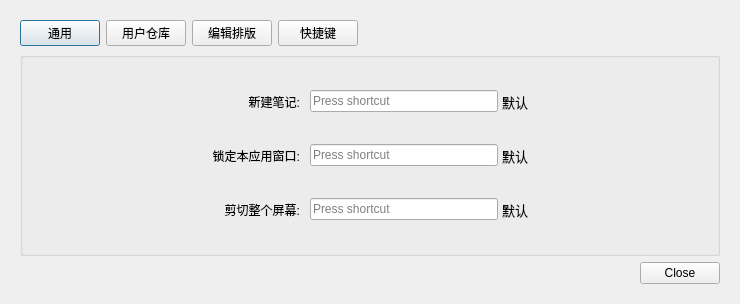
Gitnoter/Gitnoter, file views/settingdialog.ui: the form before one commit.
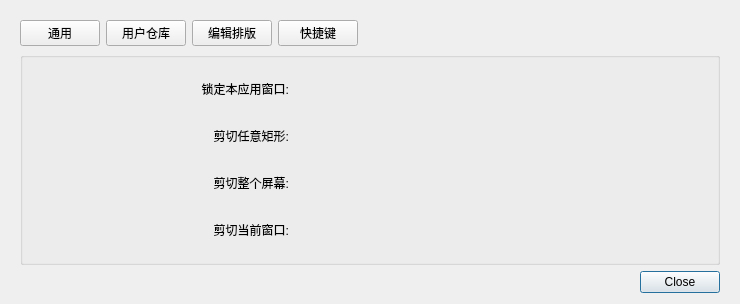
The form after the commit. Custom widgets are drawn as their Qt base class.

```diff
--- a/views/settingdialog.ui
+++ b/views/settingdialog.ui
@@ -20,12 +20,15 @@
    <item>
     <widget class="QWidget" name="widget_content" native="true">
      <layout class="QVBoxLayout" name="verticalLayout_2">
+      <property name="bottomMargin">
+       <number>0</number>
+      </property>
       <item>
        <layout class="QHBoxLayout" name="horizontalLayout">
         <item>
          <widget class="QPushButton" name="pushButton_general">
           <property name="focusPolicy">
-           <enum>Qt::TabFocus</enum>
+           <enum>Qt::NoFocus</enum>
           </property>
           <property name="text">
            <string>通用</string>
@@ -34,6 +37,9 @@
         </item>
         <item>
          <widget class="QPushButton" name="pushButton_accountRepo">
+          <property name="focusPolicy">
+           <enum>Qt::NoFocus</enum>
+          </property>
           <property name="text">
            <string>用户仓库</string>
           </property>
@@ -41,6 +47,9 @@
         </item>
         <item>
          <widget class="QPushButton" name="pushButton_edit">
+          <property name="focusPolicy">
+           <enum>Qt::NoFocus</enum>
+          </property>
           <property name="text">
            <string>编辑排版</string>
           </property>
@@ -48,6 +57,9 @@
         </item>
         <item>
          <widget class="QPushButton" name="pushButton_shortcuts">
+          <property name="focusPolicy">
+           <enum>Qt::NoFocus</enum>
+          </property>
           <property name="text">
            <string>快捷键</string>
           </property>
@@ -558,7 +570,7 @@
             <property name="title">
              <string/>
             </property>
-            <layout class="QHBoxLayout" name="horizontalLayout_8" stretch="0,0,0,0,0">
+            <layout class="QHBoxLayout" name="horizontalLayout_8" stretch="0,0,0,0">
              <property name="spacing">
               <number>0</number>
              </property>
@@ -590,24 +602,8 @@
              <item>
               <layout class="QVBoxLayout" name="verticalLayout_10">
                <property name="spacing">
-                <number>0</number>
+                <number>6</number>
                </property>
-               <item>
-                <widget class="QLabel" name="label_8">
-                 <property name="maximumSize">
-                  <size>
-                   <width>16777215</width>
-                   <height>21</height>
-                  </size>
-                 </property>
-                 <property name="text">
-                  <string>新建笔记:   </string>
-                 </property>
-                 <property name="alignment">
-                  <set>Qt::AlignRight|Qt::AlignTrailing|Qt::AlignVCenter</set>
-                 </property>
-                </widget>
-               </item>
                <item>
                 <widget class="QLabel" name="label_9">
                  <property name="maximumSize">
@@ -617,7 +613,23 @@
                   </size>
                  </property>
                  <property name="text">
-                  <string>锁定本应用窗口:   </string>
+                  <string>锁定本应用窗口:</string>
+                 </property>
+                 <property name="alignment">
+                  <set>Qt::AlignRight|Qt::AlignTrailing|Qt::AlignVCenter</set>
+                 </property>
+                </widget>
+               </item>
+               <item>
+                <widget class="QLabel" name="label_12">
+                 <property name="maximumSize">
+                  <size>
+                   <width>16777215</width>
+                   <height>21</height>
+                  </size>
+                 </property>
+                 <property name="text">
+                  <string>剪切任意矩形:</string>
                  </property>
                  <property name="alignment">
                   <set>Qt::AlignRight|Qt::AlignTrailing|Qt::AlignVCenter</set>
@@ -633,110 +645,92 @@
                   </size>
                  </property>
                  <property name="text">
-                  <string>剪切整个屏幕:   </string>
+                  <string>剪切整个屏幕:</string>
                  </property>
                  <property name="alignment">
                   <set>Qt::AlignRight|Qt::AlignTrailing|Qt::AlignVCenter</set>
                  </property>
                 </widget>
                </item>
-              </layout>
-             </item>
-             <item>
-              <layout class="QVBoxLayout" name="verticalLayout_9">
-               <property name="spacing">
-                <number>0</number>
-               </property>
-               <property name="topMargin">
-                <number>0</number>
-               </property>
                <item>
-                <widget class="QKeySequenceEdit" name="keySequenceEdit_newNote">
-                 <property name="focusPolicy">
-                  <enum>Qt::ClickFocus</enum>
-                 </property>
-                </widget>
-               </item>
-               <item>
-                <widget class="QKeySequenceEdit" name="keySequenceEdit_lockWindow">
-                 <property name="focusPolicy">
-                  <enum>Qt::ClickFocus</enum>
-                 </property>
-                </widget>
-               </item>
-               <item>
-                <widget class="QKeySequenceEdit" name="keySequenceEdit_cutWindow">
-                 <property name="focusPolicy">
-                  <enum>Qt::ClickFocus</enum>
-                 </property>
-                </widget>
-               </item>
-              </layout>
-             </item>
-             <item>
-              <layout class="QVBoxLayout" name="verticalLayout_11">
-               <property name="spacing">
-                <number>0</number>
-               </property>
-               <property name="leftMargin">
-                <number>4</number>
-               </property>
-               <item>
-                <widget class="QLabel" name="label_defaultNewNote">
+                <widget class="QLabel" name="label_8">
                  <property name="maximumSize">
                   <size>
                    <width>16777215</width>
                    <height>21</height>
                   </size>
                  </property>
-                 <property name="font">
-                  <font>
-                   <pointsize>10</pointsize>
-                  </font>
-                 </property>
                  <property name="text">
-                  <string>默认</string>
+                  <string>剪切当前窗口:</string>
                  </property>
-                </widget>
-               </item>
-               <item>
-                <widget class="QLabel" name="label_defaultLockWindow">
-                 <property name="maximumSize">
-                  <size>
-                   <width>16777215</width>
-                   <height>21</height>
-                  </size>
+                 <property name="alignment">
+                  <set>Qt::AlignRight|Qt::AlignTrailing|Qt::AlignVCenter</set>
                  </property>
-                 <property name="font">
-                  <font>
-                   <pointsize>10</pointsize>
-                  </font>
-                 </property>
-                 <property name="text">
-                  <string>默认</string>
-                 </property>
                 </widget>
                </item>
-               <item>
-                <widget class="QLabel" name="label_defaultCutWindow">
-                 <property name="maximumSize">
-                  <size>
-                   <width>16777215</width>
-                   <height>21</height>
-                  </size>
-                 </property>
-                 <property name="font">
-                  <font>
-                   <pointsize>10</pointsize>
-                  </font>
-                 </property>
-                 <property name="text">
-                  <string>默认</string>
-                 </property>
-                </widget>
-               </item>
               </layout>
              </item>
+             <item>
+              <widget class="QWidget" name="widget" native="true">
+               <property name="minimumSize">
+                <size>
+                 <width>250</width>
+                 <height>0</height>
+                </size>
+               </property>
+               <property name="maximumSize">
+                <size>
+                 <width>250</width>
+                 <height>16777215</height>
+                </size>
+               </property>
+               <layout class="QVBoxLayout" name="verticalLayout_9">
+                <property name="spacing">
+                 <number>0</number>
+                </property>
+                <property name="leftMargin">
+                 <number>12</number>
+                </property>
+                <property name="topMargin">
+                 <number>3</number>
+                </property>
+                <property name="rightMargin">
+                 <number>12</number>
+                </property>
+                <property name="bottomMargin">
+                 <number>0</number>
+                </property>
+                <item>
+                 <widget class="QKeySequenceWidget" name="keySequenceWidget_lockWindow" native="true">
+                  <property name="focusPolicy">
+                   <enum>Qt::ClickFocus</enum>
+                  </property>
+                 </widget>
+                </item>
+                <item>
+                 <widget class="QKeySequenceWidget" name="keySequenceWidget_cutRect" native="true">
+                  <property name="focusPolicy">
+                   <enum>Qt::ClickFocus</enum>
+                  </property>
+                 </widget>
+                </item>
+                <item>
+                 <widget class="QKeySequenceWidget" name="keySequenceWidget_cutFull" native="true">
+                  <property name="focusPolicy">
+                   <enum>Qt::ClickFocus</enum>
+                  </property>
+                 </widget>
+                </item>
+                <item>
+                 <widget class="QKeySequenceWidget" name="keySequenceWidget_cutWindow" native="true">
+                  <property name="focusPolicy">
+                   <enum>Qt::ClickFocus</enum>
+                  </property>
+                 </widget>
+                </item>
+               </layout>
+              </widget>
+             </item>
              <item>
               <spacer name="horizontalSpacer_9">
                <property name="orientation">
@@ -777,6 +771,13 @@
    </item>
   </layout>
  </widget>
+ <customwidgets>
+  <customwidget>
+   <class>QKeySequenceWidget</class>
+   <extends>QWidget</extends>
+   <header>qkeysequencewidget.h</header>
+  </customwidget>
+ </customwidgets>
  <resources/>
  <connections>
   <connection>
```
